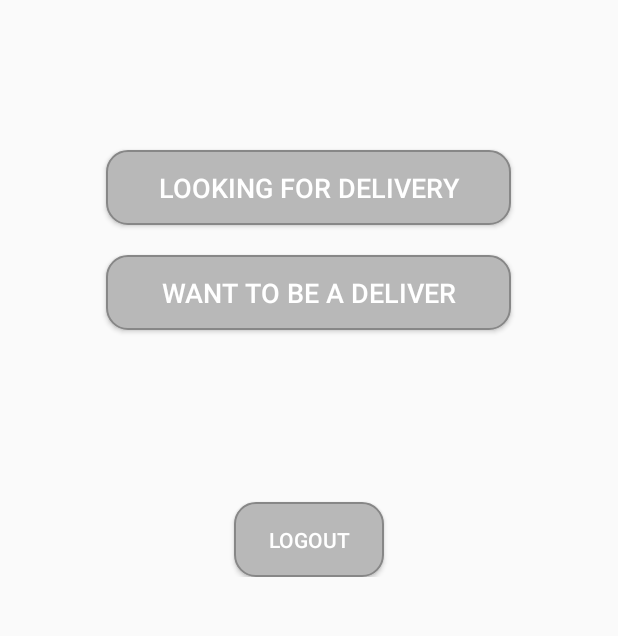
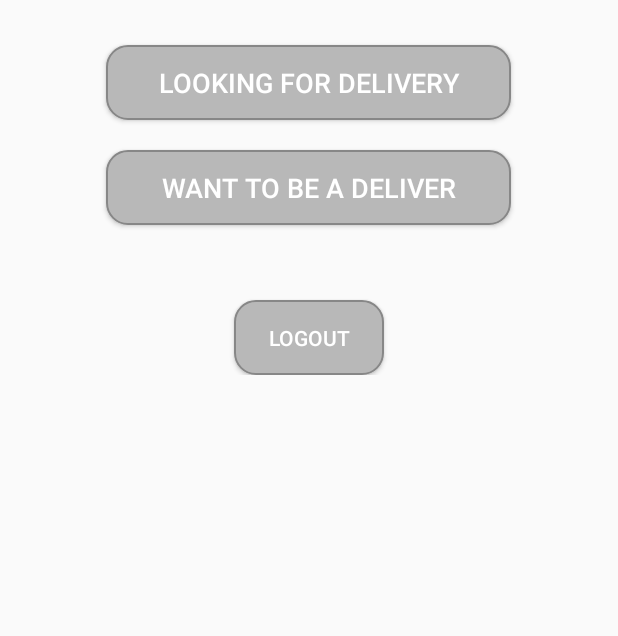
Before and after one commit to nadavro/Friendeliver, an Android app: the screen it shows after launch once a user with an empty profile is signed in (ContainerActivity), on a phone screen of 412 x 824 dp, the part 264-900 px from its top. Run offline under Robolectric (Android 15) with nearby library versions, the phone set to English and light mode, and no system bars; our stand-ins replace Firebase (no records; nobody signed in at launch, a user with empty details on screens opened directly); libraries missing offline, so code that uses them is left out: com.facebook, com.firebase.client; 9 statements that could not run were skipped.

```diff
--- a/app/src/main/java/com/nadavrozen/myfirebaseauth/DeliverAdapter.java
+++ b/app/src/main/java/com/nadavrozen/myfirebaseauth/DeliverAdapter.java
@@ -137,9 +137,9 @@ public class DeliverAdapter extends ArrayAdapter<DeliverUser> {
                                                         new DialogInterface.OnClickListener(){
 
                                                             @Override
-                                                            public void onClick(
-                                                                    DialogInterface dialog,
+                                                            public void onClick(DialogInterface dialog,
                                                                     int which) {
+
                                                                 dialog.cancel();
 
                                                             }
--- a/app/src/main/java/com/nadavrozen/myfirebaseauth/ProfileActivity.java
+++ b/app/src/main/java/com/nadavrozen/myfirebaseauth/ProfileActivity.java
@@ -153,7 +153,7 @@ public class ProfileActivity extends Fragment implements View.OnClickListener {
             }
         });
 
-        uri = (TextView)view.findViewById(R.id.uri);
+
         logbutton = (Button) view.findViewById(R.id.buttonLogOut);
         wantToDeliverButton = (Button) view.findViewById(R.id.deliverButton);
         lookForButton = (Button) view.findViewById(R.id.lookForButton);
@@ -165,7 +165,7 @@ public class ProfileActivity extends Fragment implements View.OnClickListener {
         logbutton.setOnClickListener(this);
         wantToDeliverButton.setOnClickListener(this);
         lookForButton.setOnClickListener(this);
-        uri.setOnClickListener(this);
+
 //        myDeliveries.setOnClickListener(this);
 //        myRequests.setOnClickListener(this);
 
@@ -202,11 +202,7 @@ public class ProfileActivity extends Fragment implements View.OnClickListener {
             //startActivity(new Intent(this,LookingForActivity.class));
         }
 
-        if (v == uri){
-//            Uri uri = Uri.parse(me.getUri()); // missing 'http://' will cause crashed
-//            Intent intent = new Intent(Intent.ACTION_VIEW, uri);
-//            startActivity(intent);
-        }
+
     }
 
 }
--- a/app/src/main/java/com/nadavrozen/myfirebaseauth/ResultActivity.java
+++ b/app/src/main/java/com/nadavrozen/myfirebaseauth/ResultActivity.java
@@ -153,7 +153,7 @@ public class ResultActivity extends Fragment {
                                     long arg3) {
                 LayoutInflater inflater = getActivity().getLayoutInflater();
                 View alertLayout = inflater.inflate(R.layout.result_dialog, null);
-                final android.app.AlertDialog.Builder alert = new android.app.AlertDialog.Builder(getActivity(),R.style.MyAlertDialogStyle);
+                final android.app.AlertDialog.Builder alert = new android.app.AlertDialog.Builder(getActivity());
                 final DeliverUser currentDeliver = (DeliverUser) adapter.getItemAtPosition(position);
                 TextView date = (TextView) alertLayout.findViewById(R.id.dateDeliver);
                 TextView specAddressDepart =
--- a/app/src/main/res/layout/activity_my_deliveries.xml
+++ b/app/src/main/res/layout/activity_my_deliveries.xml
@@ -4,12 +4,14 @@
     android:orientation="vertical"
     android:layout_width="fill_parent"
     android:layout_height="fill_parent"
-    android:background="#FFFFFF">
+    android:background="#FFFFFF"
+    android:paddingTop="@dimen/activity_vertical_margin"
+    >
 
     <TextView
         android:layout_width="match_parent"
         android:layout_height="wrap_content"
-        android:text="Your Deliveries"
+        android:text="My Deliveries"
         android:gravity="center_horizontal"
         android:textSize="22dp"/>
     <ListView
--- a/app/src/main/res/layout/activity_my_duties.xml
+++ b/app/src/main/res/layout/activity_my_duties.xml
@@ -4,13 +4,15 @@
     android:orientation="vertical"
     android:layout_width="fill_parent"
     android:layout_height="fill_parent"
-    android:background="#FFFFFF">
+    android:background="#FFFFFF"
+    android:paddingTop="@dimen/activity_vertical_margin"
+    >
 
     <TextView
         android:id="@+id/tit"
         android:layout_width="match_parent"
         android:layout_height="wrap_content"
-        android:text="Your Duties"
+        android:text="My Duties"
         android:gravity="center_horizontal"
         android:textSize="22dp"/>
     <ListView
--- a/app/src/main/res/layout/activity_my_requests.xml
+++ b/app/src/main/res/layout/activity_my_requests.xml
@@ -11,6 +11,7 @@
     <TextView
         android:layout_width="match_parent"
         android:layout_height="wrap_content"
+        android:text="My Requests"
         android:gravity="center_horizontal"
         android:textSize="22dp"/>
     <ListView
--- a/app/src/main/res/layout/activity_profile.xml
+++ b/app/src/main/res/layout/activity_profile.xml
@@ -15,7 +15,13 @@
         android:layout_height="wrap_content"
         android:layout_centerVertical="true"
         android:layout_centerHorizontal="true"
-        android:id="@+id/linearLayout">
+        android:id="@+id/linearLayout"
+        android:weightSum="1">
+        <!--<ImageView-->
+            <!--android:layout_width="match_parent"-->
+            <!--android:layout_height="200dp"-->
+          <!--android:src="@drawable/logo"-->
+            <!--android:layout_weight="0.61" />-->
         <TextView
             android:layout_marginTop="50dp"
             android:layout_width="wrap_content"
@@ -32,7 +38,7 @@
             />
 
         <Button
-            android:layout_marginTop="100dp"
+            android:layout_marginTop="30dp"
             android:text="Looking for delivery"
             android:textSize="18dp"
             android:id="@+id/lookForButton"
@@ -55,16 +61,6 @@
             android:background="@drawable/buttonshape"
             />
 
-        <TextView
-            android:layout_width="wrap_content"
-            android:layout_height="wrap_content"
-            android:layout_marginTop="40dp"
-            android:textSize="18dp"
-            android:id="@+id/uri"
-            android:layout_gravity="center_horizontal"
-
-            />
-
         <Button
             android:layout_marginTop="50dp"
             android:text="Logout"
--- a/app/src/main/res/layout/activity_user_profile.xml
+++ b/app/src/main/res/layout/activity_user_profile.xml
@@ -45,6 +45,7 @@
             />
 
         <TextView
+            android:layout_marginTop="2dp"
             android:layout_width="wrap_content"
             android:layout_height="wrap_content"
             android:id="@+id/phonenum"
@@ -53,6 +54,7 @@
             />
 
         <ImageView
+            android:layout_marginTop="5dp"
             android:layout_width="30dp"
             android:layout_height="30dp"
             android:id="@+id/facebook"
@@ -61,11 +63,12 @@
             />
 
         <TextView
-            android:layout_marginTop="10dp"
+            android:layout_marginTop="20dp"
             android:layout_width="wrap_content"
             android:layout_height="wrap_content"
             android:id="@+id/reviewsHeader"
             android:text="REVIEWS:"
+            android:textStyle="bold"
             android:textSize="18dp"
             />
 
--- a/app/src/main/res/layout/list_view_row_req.xml
+++ b/app/src/main/res/layout/list_view_row_req.xml
@@ -13,7 +13,7 @@
         android:layout_height="wrap_content"
         android:layout_alignParentTop="true"
         android:layout_alignParentBottom="true"
-        android:layout_marginTop="5dp"
+        android:layout_marginTop="40dp"
         android:layout_marginBottom="5dp"
         android:text="Accept"
         android:background="@drawable/buttonround"
@@ -21,7 +21,7 @@
     <Button
         android:layout_width="wrap_content"
         android:layout_height="wrap_content"
-        android:layout_marginTop="5dp"
+        android:layout_marginTop="40dp"
         android:layout_marginBottom="5dp"
         android:layout_marginRight="10dp"
         android:text="Decline"
@@ -43,7 +43,7 @@
         android:textStyle="bold"
         android:textSize="13dp"
         android:textColor="#000000"
-        android:layout_marginTop="5dp"
+        android:layout_marginTop="40dp"
         android:layout_marginBottom="5dp" />
     <TextView
         android:layout_width="fill_parent"
--- a/app/src/main/res/layout/listview_row_dels.xml
+++ b/app/src/main/res/layout/listview_row_dels.xml
@@ -18,7 +18,7 @@
         android:layout_alignParentBottom="true"
         android:layout_marginTop="40dp"
         android:layout_marginBottom="5dp"
-        android:layout_marginRight="40dp"
+        android:layout_marginRight="30dp"
 
         />
 
--- a/app/src/main/res/values/styles.xml
+++ b/app/src/main/res/values/styles.xml
@@ -9,7 +9,7 @@
     </style>
 
     <style name="MyAlertDialogStyle" parent="Theme.AppCompat.Light.Dialog.Alert">
-        <item name="android:windowTitleStyle">@style/titleDialogStyle</item>
+
 
         <!-- Used for the buttons -->
         <item name="colorAccent">#FFC107</item>
@@ -19,7 +19,5 @@
         <item name="android:background">#FFFFFF</item>
     </style>
 
-    <style name="titleDialogStyle" parent="@android:style/TextAppearance.DialogWindowTitle">
-        <item name="android:gravity">center_vertical</item>
-    </style>
+
 </resources>
```
Also changed, not shown: app/src/main/res/layout/listview_item_row.xml (+6 -4 lines), app/src/main/res/layout/my_deliveries_dialog.xml (+5 -2 lines), app/src/main/res/layout/result_dialog.xml (+13 -10 lines), app/src/main/res/drawable/logo.jpg (added).
